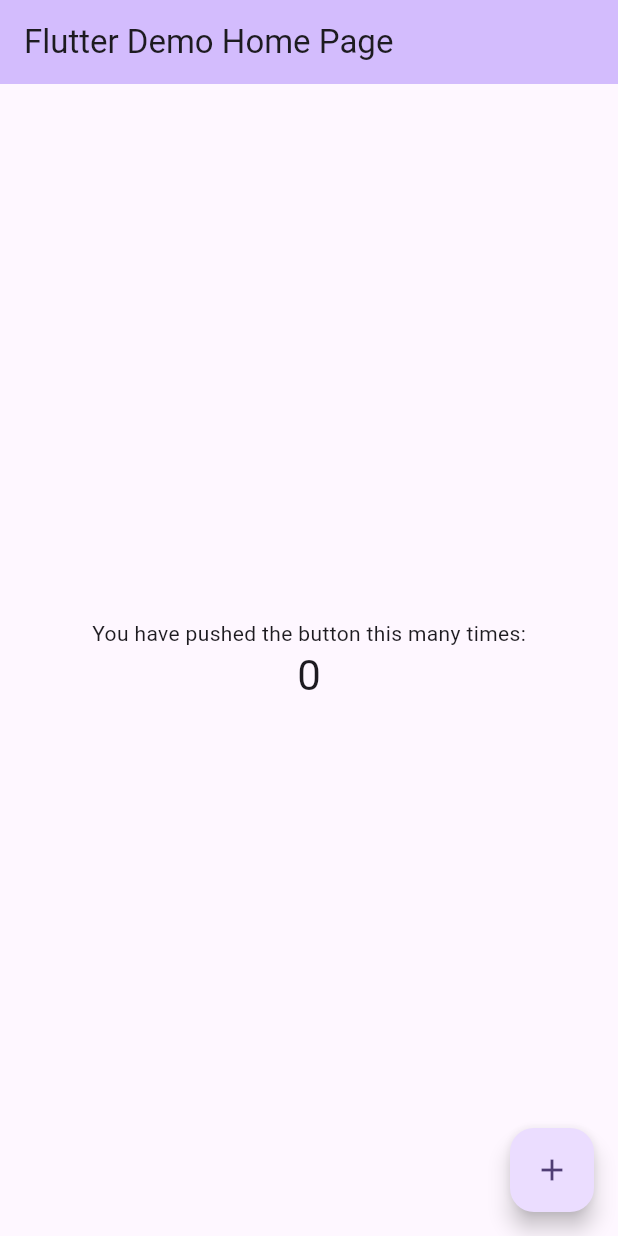
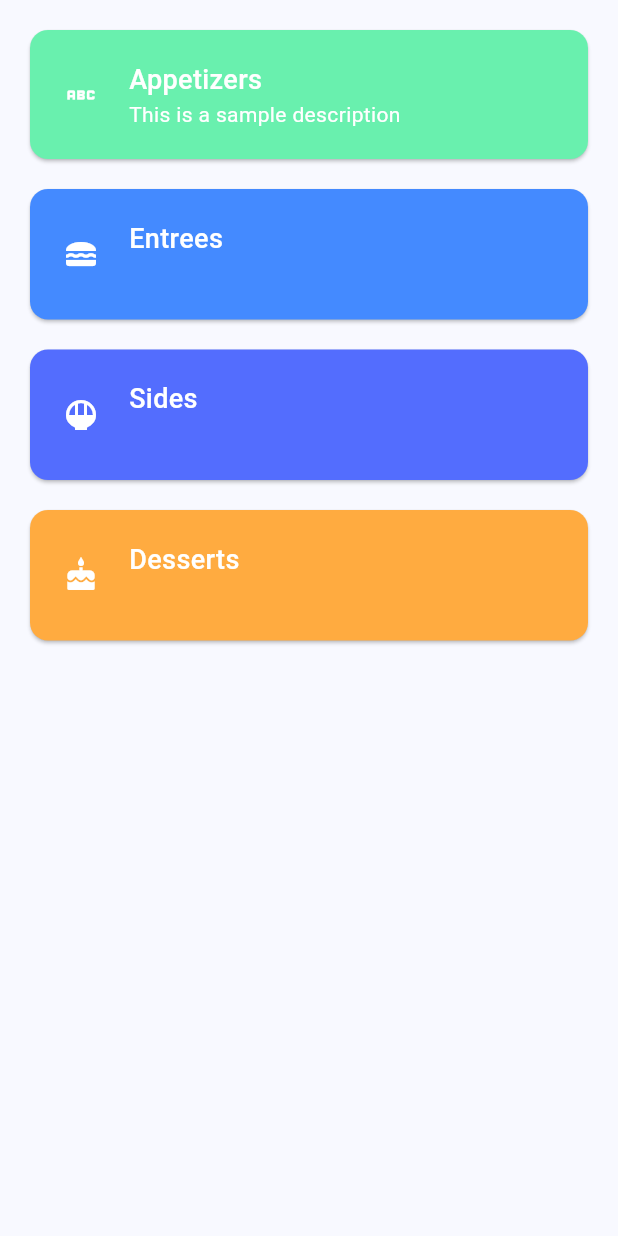
Before and after one commit to a-batts/neutritious, a Flutter app: the screen it shows after launch, on a phone screen of 412 x 824 dp. Run offline on Flutter 3.47's test engine with Material 3 defaults, Android fonts, the light colour scheme and no system bars.

Commit message:
Basic layout (#3)
* Very very basic interface

* Mad optimization

* Category page

```diff
--- /dev/null
+++ b/lib/category_page.dart
@@ -0,0 +1,39 @@
+import 'package:flutter/material.dart';
+import 'package:neutritious/enums/menu_category.dart';
+
+class CategoryPage extends StatefulWidget {
+  const CategoryPage({super.key, required this.category});
+
+  final MenuCategory category;
+
+  @override
+  State<CategoryPage> createState() => _CategoryPageState();
+}
+
+class _CategoryPageState extends State<CategoryPage> {
+  @override
+  Widget build(BuildContext context) {
+    final MenuCategory category = widget.category;
+
+    return Scaffold(
+      body: Center(
+          child: Padding(
+        padding: const EdgeInsets.all(16.0),
+        child: Column(
+          mainAxisAlignment: MainAxisAlignment.start,
+          children: <Widget>[
+            Row(mainAxisAlignment: MainAxisAlignment.center, children: [
+              Icon(category.icon, size: 40.0),
+              const SizedBox(
+                width: 12.0,
+              ),
+              Text(category.title,
+                  style: const TextStyle(
+                      fontSize: 30.0, fontWeight: FontWeight.w600))
+            ])
+          ],
+        ),
+      )),
+    );
+  }
+}
--- /dev/null
+++ b/lib/enums/menu_category.dart
@@ -0,0 +1,23 @@
+import 'package:flutter/material.dart';
+
+enum MenuCategory {
+  appetizers(
+      title: "Appetizers",
+      color: Colors.greenAccent,
+      icon: Icons.abc,
+      description: "This is a sample description"),
+  entrees(title: "Entrees", color: Colors.blueAccent, icon: Icons.lunch_dining),
+  sides(title: "Sides", color: Colors.indigoAccent, icon: Icons.rice_bowl),
+  desserts(title: "Desserts", color: Colors.orangeAccent, icon: Icons.cake);
+
+  const MenuCategory(
+      {required this.title,
+      this.description = "",
+      required this.color,
+      required this.icon});
+
+  final String title;
+  final String description;
+  final Color color;
+  final IconData icon;
+}
--- a/lib/main.dart
+++ b/lib/main.dart
@@ -1,4 +1,7 @@
 import 'package:flutter/material.dart';
+import 'package:neutritious/category_page.dart';
+
+import 'enums/menu_category.dart';
 
 void main() {
   runApp(const MyApp());
@@ -11,7 +14,7 @@
   @override
   Widget build(BuildContext context) {
     return MaterialApp(
-      title: 'Flutter Demo',
+      title: 'Flutter Demo!',
       theme: ThemeData(
         // This is the theme of your application.
         //
@@ -28,44 +31,77 @@
         //
         // This works for code too, not just values: Most code changes can be
         // tested with just a hot reload.
-        colorScheme: ColorScheme.fromSeed(seedColor: Colors.deepPurple),
+        colorScheme: ColorScheme.fromSeed(seedColor: Colors.blue),
         useMaterial3: true,
       ),
-      home: const MyHomePage(title: 'Flutter Demo Home Page'),
+      home: const MenuPage(),
     );
   }
 }
 
-class MyHomePage extends StatefulWidget {
-  const MyHomePage({super.key, required this.title});
+class MenuPage extends StatefulWidget {
+  const MenuPage({super.key});
 
   // This widget is the home page of your application. It is stateful, meaning
   // that it has a State object (defined below) that contains fields that affect
   // how it looks.
 
-  // This class is the configuration for the state. It holds the values (in this
-  // case the title) provided by the parent (in this case the App widget) and
-  // used by the build method of the State. Fields in a Widget subclass are
-  // always marked "final".
-
-  final String title;
-
   @override
-  State<MyHomePage> createState() => _MyHomePageState();
+  State<MenuPage> createState() => _MenuPageState();
 }
 
-class _MyHomePageState extends State<MyHomePage> {
-  int _counter = 0;
+class _MenuPageState extends State<MenuPage> {
+  Widget _menuItem(
+    MenuCategory category,
+  ) {
+    Color textColor = ColorScheme.fromSeed(seedColor: category.color).onPrimary;
 
-  void _incrementCounter() {
-    setState(() {
-      // This call to setState tells the Flutter framework that something has
-      // changed in this State, which causes it to rerun the build method below
-      // so that the display can reflect the updated values. If we changed
-      // _counter without calling setState(), then the build method would not be
-      // called again, and so nothing would appear to happen.
-      _counter++;
-    });
+    return (SizedBox(
+      width: double.infinity,
+      child: Card(
+          color: category.color,
+          child: InkWell(
+            borderRadius: BorderRadius.circular(12.0),
+            onTap: () => {
+              Navigator.push(
+                context,
+                MaterialPageRoute(
+                    builder: (context) => CategoryPage(category: category)),
+              )
+            },
+            child: Padding(
+                padding: const EdgeInsets.symmetric(
+                    horizontal: 22.0, vertical: 20.0),
+                child: Row(
+                  children: [
+                    Padding(
+                      padding: const EdgeInsets.only(right: 20.0),
+                      child: Icon(
+                        category.icon,
+                        color: textColor,
+                      ),
+                    ),
+                    Column(
+                      mainAxisAlignment: MainAxisAlignment.start,
+                      crossAxisAlignment: CrossAxisAlignment.start,
+                      children: <Widget>[
+                        Text(
+                          category.title,
+                          style: TextStyle(
+                              fontSize: 18.0,
+                              fontWeight: FontWeight.w500,
+                              color: textColor),
+                        ),
+                        Text(
+                          category.description,
+                          style: TextStyle(color: textColor),
+                        )
+                      ],
+                    )
+                  ],
+                )),
+          )),
+    ));
   }
 
   @override
@@ -77,18 +113,11 @@
     // fast, so that you can just rebuild anything that needs updating rather
     // than having to individually change instances of widgets.
     return Scaffold(
-      appBar: AppBar(
-        // TRY THIS: Try changing the color here to a specific color (to
-        // Colors.amber, perhaps?) and trigger a hot reload to see the AppBar
-        // change color while the other colors stay the same.
-        backgroundColor: Theme.of(context).colorScheme.inversePrimary,
-        // Here we take the value from the MyHomePage object that was created by
-        // the App.build method, and use it to set our appbar title.
-        title: Text(widget.title),
-      ),
       body: Center(
-        // Center is a layout widget. It takes a single child and positions it
-        // in the middle of the parent.
+          // Center is a layout widget. It takes a single child and positions it
+          // in the middle of the parent.
+          child: Padding(
+        padding: const EdgeInsets.all(16.0),
         child: Column(
           // Column is also a layout widget. It takes a list of children and
           // arranges them vertically. By default, it sizes itself to fit its
@@ -103,23 +132,25 @@
           // TRY THIS: Invoke "debug painting" (choose the "Toggle Debug Paint"
           // action in the IDE, or press "p" in the console), to see the
           // wireframe for each widget.
-          mainAxisAlignment: MainAxisAlignment.center,
+          mainAxisAlignment: MainAxisAlignment.start,
           children: <Widget>[
-            const Text(
-              'You have pushed the button this many times:',
-            ),
-            Text(
-              '$_counter',
-              style: Theme.of(context).textTheme.headlineMedium,
-            ),
+            Wrap(runSpacing: 12.0, children: <Widget>[
+              _menuItem(
+                MenuCategory.appetizers,
+              ),
+              _menuItem(
+                MenuCategory.entrees,
+              ),
+              _menuItem(
+                MenuCategory.sides,
+              ),
+              _menuItem(
+                MenuCategory.desserts,
+              ),
+            ])
           ],
         ),
-      ),
-      floatingActionButton: FloatingActionButton(
-        onPressed: _incrementCounter,
-        tooltip: 'Increment',
-        child: const Icon(Icons.add),
-      ), // This trailing comma makes auto-formatting nicer for build methods.
+      )),
     );
   }
 }
```
Also changed, not shown: 1 other file.
